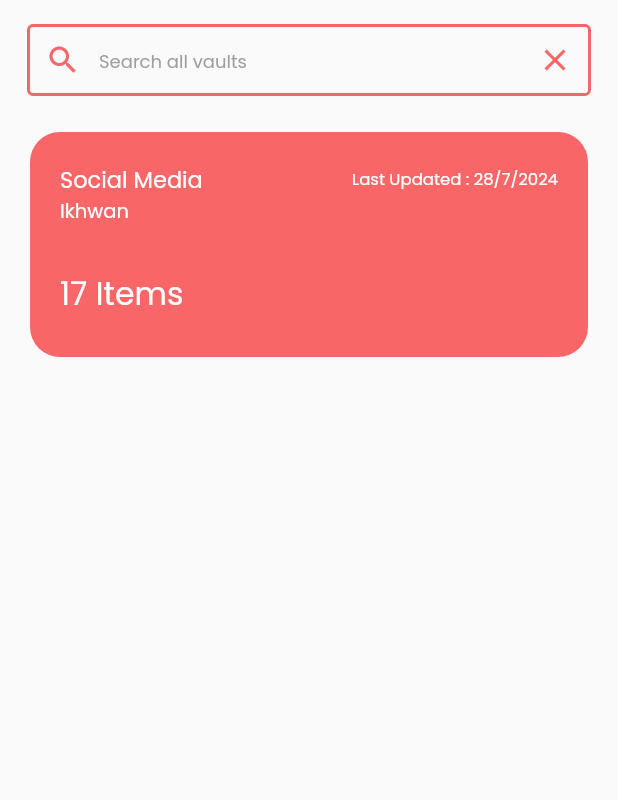
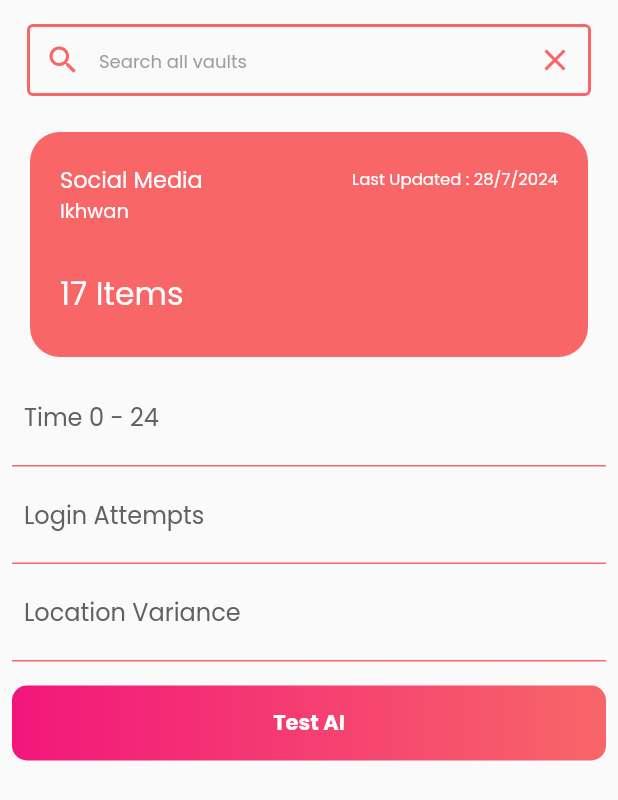
Before and after one commit to ikhwanmohd2002/password_manager, a Flutter app: the VaultFragmentScreen screen opened directly, on a phone screen of 412 x 824 dp. Shown: the top 800 px of the screen. Run offline on Flutter 3.47's test engine with Material 3 defaults, Android fonts, the phone set to English and light mode, and no system bars; our stand-ins replace animate_do, dropdown_button2, email_validator, fluttertoast, get, google_fonts and 1 more; missing offline and left inert: password_strength_checker; accounts and stored records are empty.

Commit message:
Added test screen for API

```diff
--- a/lib/api_connection/api_connection.dart
+++ b/lib/api_connection/api_connection.dart
@@ -29,7 +29,7 @@ class API {
   static const readAlert = "$hostConnectAlert/read.php";
   static const updateAlert = "$hostConnectAlert/update.php";
 
-  static const hostConnectDjango = "http://192.168.1.100:8000";
+  static const hostConnectDjango = "http://192.168.1.132:8000";
 
-  static const signUpDjango = "$hostConnectDjango/dj-rest-auth/registration/";
+  static const testAI = "$hostConnectDjango/api/user/predict_login";
 }
--- a/lib/fragments/vault_fragment_screen.dart
+++ b/lib/fragments/vault_fragment_screen.dart
@@ -1,5 +1,11 @@
+import 'dart:convert';
+
 import 'package:flutter/material.dart';
+import 'package:fluttertoast/fluttertoast.dart';
+import 'package:get/get.dart';
+import 'package:password_manager/api_connection/api_connection.dart';
 import 'package:password_manager/constants/constant.dart';
+import 'package:http/http.dart' as http;
 
 class VaultFragmentScreen extends StatefulWidget {
   const VaultFragmentScreen({super.key});
@@ -10,6 +16,42 @@ class VaultFragmentScreen extends StatefulWidget {
 
 class _VaultFragmentScreenState extends State<VaultFragmentScreen> {
   TextEditingController searchController = TextEditingController();
+  var formKey = GlobalKey<FormState>();
+  var timeController = TextEditingController();
+  var attemptController = TextEditingController();
+  var locationController = TextEditingController();
+
+  testAI() async {
+    int time = int.parse(timeController.text.trim());
+    int attempt = int.parse(attemptController.text.trim());
+    int location = int.parse(locationController.text.trim());
+
+    try {
+      var body1 = {'time': time, 'attempt': attempt, 'location': location};
+      var res = await http.post(Uri.parse(API.testAI), body: jsonEncode(body1));
+
+      if (res.statusCode == 200) {
+        var resBodyOfSignUp = await jsonDecode(res.body);
+        if (resBodyOfSignUp['success'] == true) {
+          Fluttertoast.showToast(
+              msg: "Login is ${resBodyOfSignUp['prediction']}");
+          setState(() {
+            timeController.clear();
+            attemptController.clear();
+            locationController.clear();
+          });
+          // Future.delayed(const Duration(milliseconds: 2000), () {
+          //   Get.to(DashboardOfFragments());
+          // });
+        } else {
+          Fluttertoast.showToast(msg: "An error has occured, try again");
+        }
+      }
+    } catch (e) {
+      Fluttertoast.showToast(msg: e.toString());
+      print(e);
+    }
+  }
 
   @override
   Widget build(BuildContext context) {
@@ -27,9 +69,9 @@ class _VaultFragmentScreenState extends State<VaultFragmentScreen> {
             ),
             Container(
               height: 150,
-              margin: EdgeInsets.symmetric(horizontal: 20),
-              padding:
-                  EdgeInsetsDirectional.symmetric(vertical: 20, horizontal: 20),
+              margin: const EdgeInsets.symmetric(horizontal: 20),
+              padding: const EdgeInsetsDirectional.symmetric(
+                  vertical: 20, horizontal: 20),
               decoration: BoxDecoration(
                   color: primary1Color,
                   borderRadius: BorderRadius.circular(20)),
@@ -62,6 +104,90 @@ class _VaultFragmentScreenState extends State<VaultFragmentScreen> {
                     style: TextStyle(color: Colors.white, fontSize: 21),
                   )
                 ],
+              ),
+            ),
+            Padding(
+              padding: const EdgeInsets.all(8.0),
+              child: Form(
+                key: formKey,
+                child: Column(
+                  children: <Widget>[
+                    Container(
+                      padding: const EdgeInsets.all(8.0),
+                      decoration: BoxDecoration(
+                          border:
+                              Border(bottom: BorderSide(color: primary1Color))),
+                      child: TextFormField(
+                        controller: timeController,
+                        validator: (value) =>
+                            value == "" ? "Please enter time" : null,
+                        decoration: InputDecoration(
+                            border: InputBorder.none,
+                            hintText: "Time 0 - 24",
+                            hintStyle: TextStyle(color: Colors.grey[700])),
+                      ),
+                    ),
+                    Container(
+                      padding: const EdgeInsets.all(8.0),
+                      decoration: BoxDecoration(
+                          border:
+                              Border(bottom: BorderSide(color: primary1Color))),
+                      child: TextFormField(
+                        controller: attemptController,
+                        obscureText: true,
+                        validator: (value) =>
+                            value == "" ? "Please enter login attempts" : null,
+                        decoration: InputDecoration(
+                            border: InputBorder.none,
+                            hintText: "Login Attempts",
+                            hintStyle: TextStyle(color: Colors.grey[700])),
+                      ),
+                    ),
+                    Container(
+                      padding: const EdgeInsets.all(8.0),
+                      decoration: BoxDecoration(
+                          border:
+                              Border(bottom: BorderSide(color: primary1Color))),
+                      child: TextFormField(
+                        controller: locationController,
+                        obscureText: true,
+                        validator: (value) => value == ""
+                            ? "Please enter location variance"
+                            : null,
+                        decoration: InputDecoration(
+                            border: InputBorder.none,
+                            hintText: "Location Variance",
+                            hintStyle: TextStyle(color: Colors.grey[700])),
+                      ),
+                    ),
+                  ],
+                ),
+              ),
+            ),
+            InkWell(
+              onTap: () {
+                if (formKey.currentState!.validate()) {
+                  testAI();
+                }
+              },
+              child: Padding(
+                padding: const EdgeInsets.all(8.0),
+                child: Container(
+                  height: 50,
+                  decoration: BoxDecoration(
+                      borderRadius: BorderRadius.circular(10),
+                      gradient: LinearGradient(colors: [
+                        primary2Color,
+                        primary1Color,
+                      ])),
+                  child: const Center(
+                    child: Text(
+                      "Test AI",
+                      style: TextStyle(
+                          color: Colors.white, fontWeight: FontWeight.bold),
+                    ),
+                  ),
+                ),
               ),
             )
           ],
```
